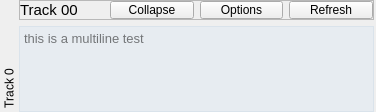
Qt form GUI/UI/TimelineHeaderWidget/TimelineHeaderWidget.ui (BrendonWatsonLab/PhoPyQtTimelinePlotter) before a commit.
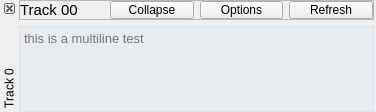
The same form after that commit.

Commit message: trying out the orange dock widgit

The edit to the form file:
```diff
--- a/GUI/UI/TimelineHeaderWidget/TimelineHeaderWidget.ui
+++ b/GUI/UI/TimelineHeaderWidget/TimelineHeaderWidget.ui
@@ -16,7 +16,7 @@
   </property>
   <layout class="QVBoxLayout" name="verticalLayout_2" stretch="0">
    <property name="spacing">
-    <number>-1</number>
+    <number>6</number>
    </property>
    <property name="leftMargin">
     <number>0</number>
@@ -45,7 +45,7 @@
       </size>
      </property>
      <property name="features">
-      <set>QDockWidget::DockWidgetVerticalTitleBar</set>
+      <set>QDockWidget::DockWidgetClosable|QDockWidget::DockWidgetVerticalTitleBar</set>
      </property>
      <property name="allowedAreas">
       <set>Qt::LeftDockWidgetArea</set>
```
Left out of the diff: 2 changed lines with no effect on the pictures. The commit also changes 3 other files.
